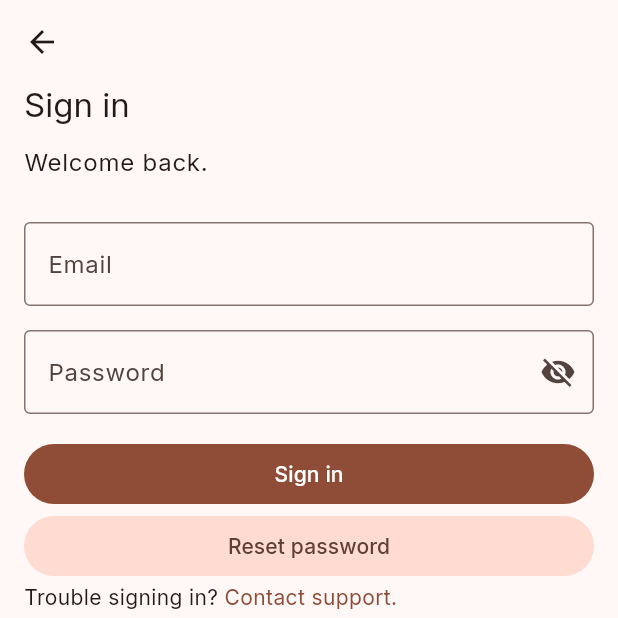
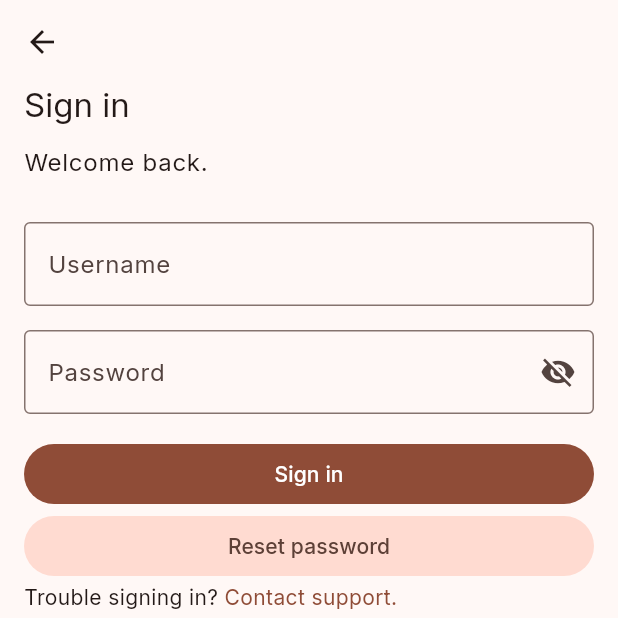
Before and after one commit to GreatApe77/jim-hats, a Flutter app: the SignInPage screen opened by its route, on a phone screen of 412 x 824 dp, the top half of it. Run offline on Flutter 3.47's test engine with Material 3 defaults, Android fonts, the phone set to English and light mode, and no system bars; our stand-ins replace bloc, camera, dio, flutter_bloc, get_it, google_fonts and 2 more; accounts and stored records are empty; network calls fail.

```diff
--- a/jim_hats_mobile/lib/app.dart
+++ b/jim_hats_mobile/lib/app.dart
@@ -18,11 +18,11 @@ class App extends StatelessWidget {
       bloc: locator.get<ThemeBloc>(),
       builder: (context, state) {
         return MaterialApp(
+
             darkTheme: theme.dark(),
             theme: theme.light(),
             onGenerateRoute: AppRouter.ongenerateRoute,
             initialRoute: AppRouter.initialRoute,
-
             //themeMode: ThemeMode.dark,
             themeMode: state is ThemeDark ? ThemeMode.dark : ThemeMode.light);
       },
--- a/jim_hats_mobile/lib/ui/views/sign_in/bloc/sign_in_page_bloc.dart
+++ b/jim_hats_mobile/lib/ui/views/sign_in/bloc/sign_in_page_bloc.dart
@@ -7,6 +7,7 @@ part 'sign_in_page_state.dart';
 
 class SignInPageBloc extends Bloc<SignInPageEvent, SignInPageState> {
   final AuthRepository _authRepository;
+
   SignInPageBloc({required AuthRepository authRepository})
       : _authRepository = authRepository,
         super(SignInPageState.empty()) {
@@ -25,7 +26,7 @@ class SignInPageBloc extends Bloc<SignInPageEvent, SignInPageState> {
         try {
           emit(state.copywith(status: SignInPageStatus.loading));
           await Future.delayed(Duration(seconds: 2));
-          final token = await _authRepository.login(
+           await _authRepository.login(
               LoginDto(username: state.username, password: state.password));
 
           emit(state.copywith(status: SignInPageStatus.success));
--- a/jim_hats_mobile/lib/ui/views/sign_in/sign_in_page.dart
+++ b/jim_hats_mobile/lib/ui/views/sign_in/sign_in_page.dart
@@ -4,6 +4,7 @@ import 'package:jim_hats_mobile/locator.dart';
 import 'package:jim_hats_mobile/routing/app_routes.dart';
 import 'package:jim_hats_mobile/shared/ui/constants/app_spacings.dart';
 import 'package:jim_hats_mobile/shared/ui/controllers/hide_password_controller.dart';
+import 'package:jim_hats_mobile/shared/ui/cubits/auth/auth_cubit.dart';
 import 'package:jim_hats_mobile/shared/utils/form_sanitizers.dart';
 import 'package:jim_hats_mobile/shared/utils/form_validators.dart';
 import 'package:jim_hats_mobile/ui/views/sign_in/bloc/sign_in_page_bloc.dart';
@@ -32,7 +33,8 @@ class _SignInPageState extends State<SignInPage> {
         listener: (context, state) {
           switch (state.status) {
             case SignInPageStatus.success:
-              Navigator.of(context).pushReplacementNamed(AppRoutes.home);
+              locator.get<AuthCubit>().checkAuthStatus();
+              //Navigator.of(context).pushReplacementNamed(AppRoutes.home);
               break;
             case SignInPageStatus.failure:
               ScaffoldMessenger.of(context)
@@ -66,14 +68,14 @@ class _SignInPageState extends State<SignInPage> {
                     height: 16,
                   ),
                   TextFormField(
-                    validator: FormValidators.validateEmail,
+                    validator: FormValidators.validateUsername,
                     onChanged: (value) {
                       widget.signInPageBloc.add(SignInUsernameChanged(
                           username: FormSanitizers.sanitizeUsername(value)));
                     },
                     decoration: InputDecoration(
                       border: OutlineInputBorder(),
-                      label: Text('Email'),
+                      label: Text('Username'),
                     ),
                   ),
                   SizedBox(
```
Also changed, not shown: jim_hats_mobile/lib/locator.dart (+6 -3 lines), jim_hats_mobile/lib/routing/app_router.dart (+15 -2 lines), jim_hats_mobile/lib/shared/ui/cubits/auth/auth_cubit.dart (+6 -1 lines), jim_hats_mobile/lib/ui/views/settings/settings_page.dart (+7 -0 lines).
